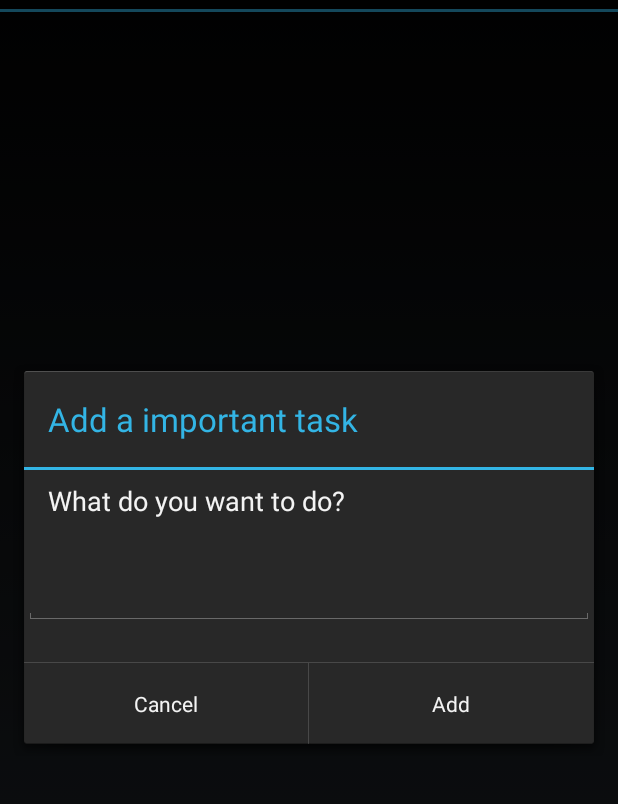
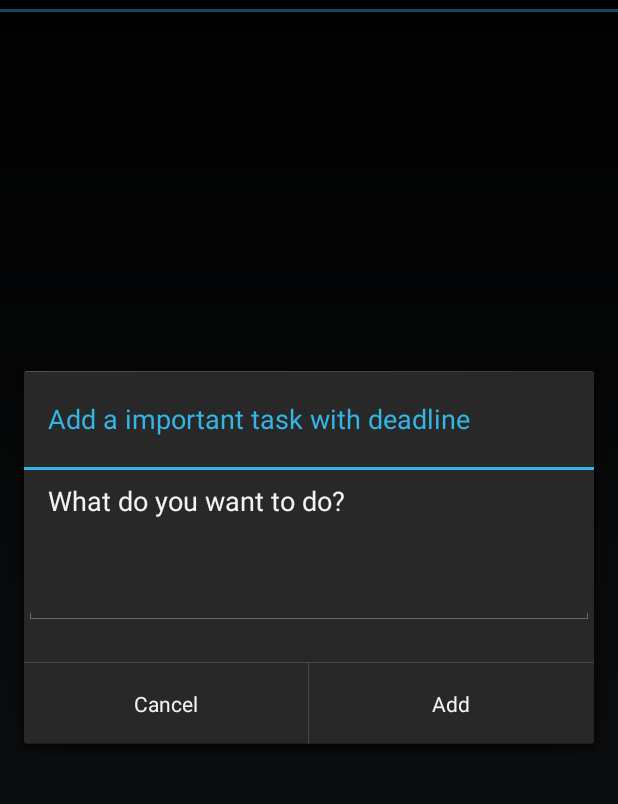
Before and after one commit to MalmoTeam/DailyActive3, an Android app: the screen it shows after launch (MainActivity), after a tap on "Add Task", on a phone screen of 412 x 824 dp, the part 60-864 px from its top. Run offline under Robolectric (Android 15) with nearby library versions, the phone set to English and light mode, and no system bars.

Commit message:
change name

```diff
--- a/app/src/main/java/malmoteam/dailyactive3/MainActivity.java
+++ b/app/src/main/java/malmoteam/dailyactive3/MainActivity.java
@@ -18,7 +18,6 @@ import android.view.MenuItem;
 import android.view.View;
 import android.widget.DatePicker;
 import android.widget.EditText;
-import android.widget.SimpleCursorAdapter;
 import android.widget.TextView;
 import android.widget.TimePicker;
 
@@ -26,8 +25,6 @@ import java.text.DateFormat;
 import java.text.SimpleDateFormat;
 import java.util.Calendar;
 import java.util.Date;
-import java.util.GregorianCalendar;
-import java.util.Random;
 
 import db.TaskContract;
 import db.TaskDBHelper;
@@ -78,7 +75,7 @@ public class MainActivity extends ListActivity {
         switch (item.getItemId()) {
             case R.id.action_add_ID: //important dead line
                 AlertDialog.Builder builderID = new AlertDialog.Builder(this);
-                builderID.setTitle("Add a important task");
+                builderID.setTitle("Add a important task with deadline");
                 builderID.setMessage("What do you want to do?");
                 final EditText inputFieldID = new EditText(this);
 
```
